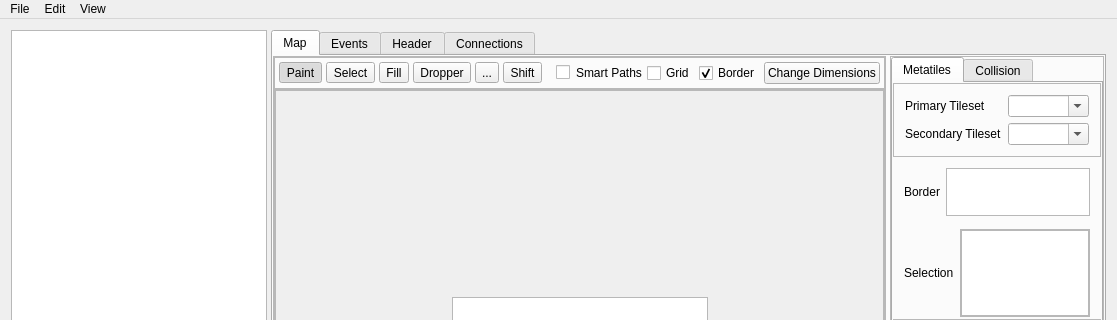
The window that mainwindow.ui (huderlem/porymap) describes before a commit, drawn with Qt 5; both pictures show x 0 to 1117 and y 0 to 320 of the 1117 by 747 pixel window.
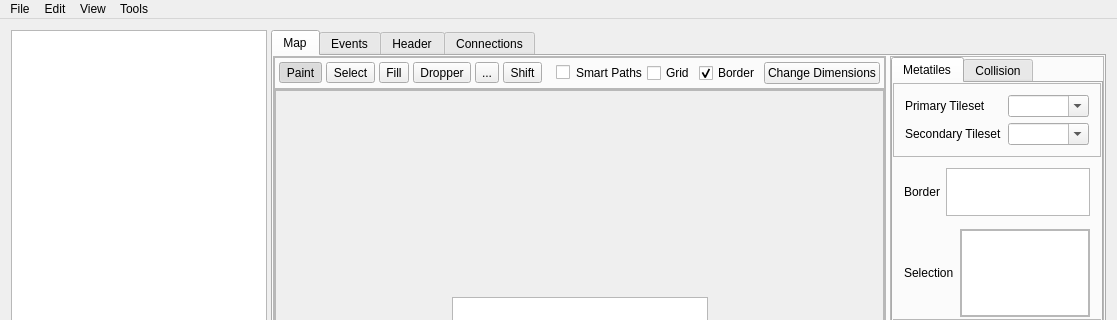
The same window after the commit. Icons and pictures are not drawn. Custom widgets are drawn as their Qt base class.

Commit message: Add keyboard shortcuts for each of the editing tool buttons

```diff
--- a/mainwindow.ui
+++ b/mainwindow.ui
@@ -2128,9 +2128,21 @@
     <addaction name="actionZoom_Out"/>
     <addaction name="actionBetter_Cursors"/>
    </widget>
+   <widget class="QMenu" name="menuTools">
+    <property name="title">
+     <string>Tools</string>
+    </property>
+    <addaction name="actionPencil"/>
+    <addaction name="actionPointer"/>
+    <addaction name="actionFlood_Fill"/>
+    <addaction name="actionEyedropper"/>
+    <addaction name="actionMove"/>
+    <addaction name="actionMap_Shift"/>
+   </widget>
    <addaction name="menuFile"/>
    <addaction name="menuEdit"/>
    <addaction name="menuView"/>
+   <addaction name="menuTools"/>
   </widget>
   <widget class="QStatusBar" name="statusBar"/>
   <action name="action_Save_Project">
```
Left out of the diff: 62 changed lines with no effect on the pictures. The commit also changes 2 other files.
